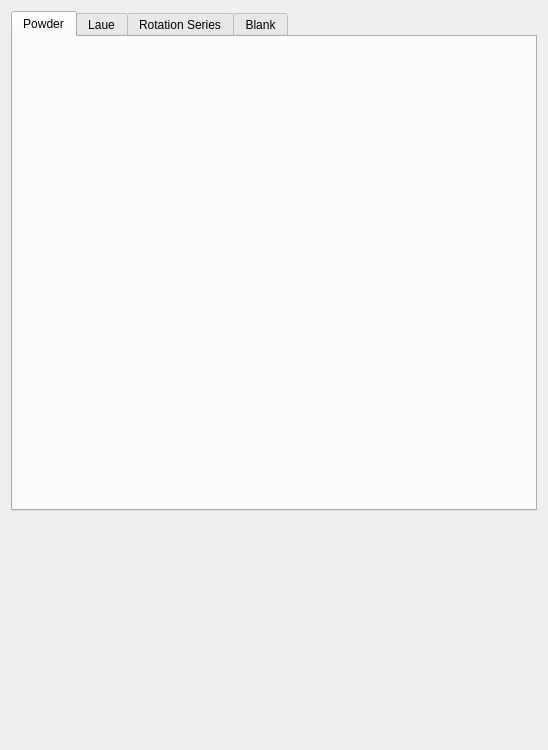
The window that hexrd/ui/resources/ui/overlay_editor.ui (HEXRD/hexrdgui) describes before a commit, drawn with Qt 5.
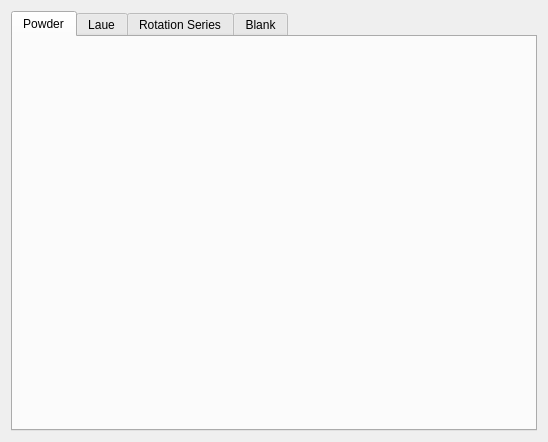
The same window after the commit.

Commit message:
Dynamically resize overlay editor
Depending on the active widget...

This allows the overlay editor to start off small, and then grow larger
if the user picks an overlay type that requires a lot of space.

```diff
--- a/hexrd/ui/resources/ui/overlay_editor.ui
+++ b/hexrd/ui/resources/ui/overlay_editor.ui
@@ -7,13 +7,13 @@
     <x>0</x>
     <y>0</y>
     <width>548</width>
-    <height>750</height>
+    <height>200</height>
    </rect>
   </property>
   <property name="minimumSize">
    <size>
     <width>0</width>
-    <height>750</height>
+    <height>0</height>
    </size>
   </property>
   <property name="windowTitle">
@@ -29,7 +29,7 @@
      <property name="minimumSize">
       <size>
        <width>0</width>
-       <height>500</height>
+       <height>420</height>
       </size>
      </property>
      <property name="currentIndex">
```
The commit also changes 5 other files.
